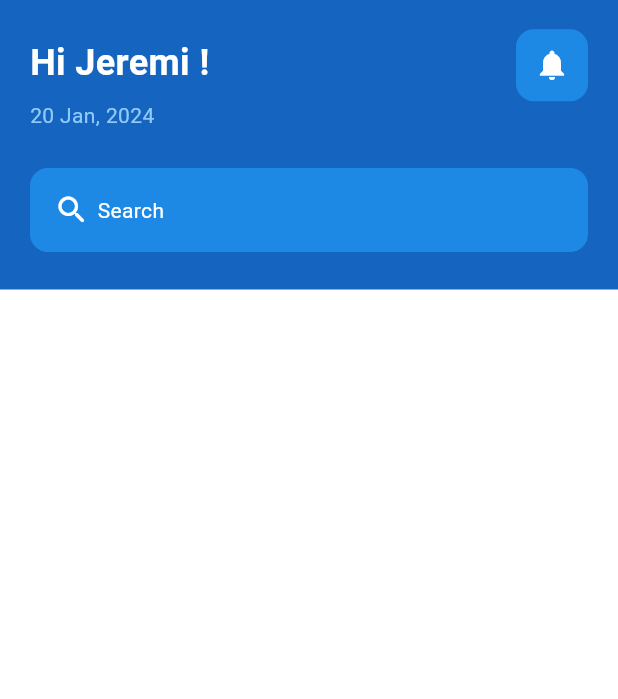
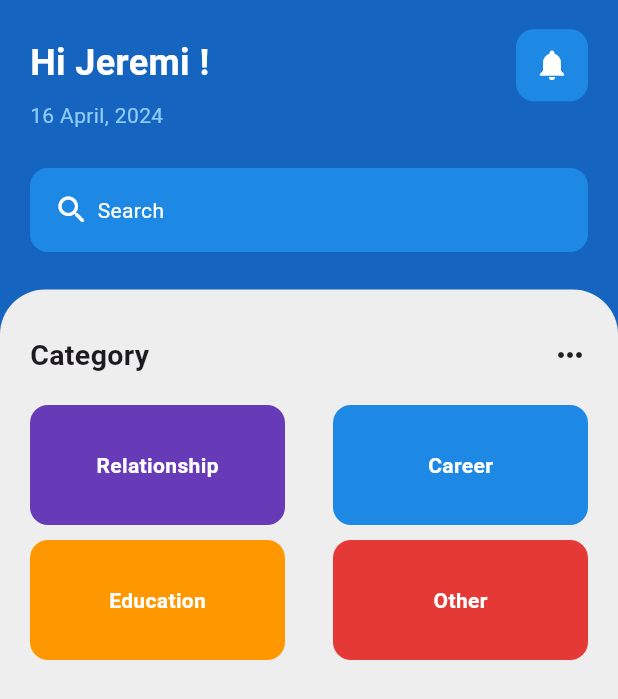
Before and after one commit to Jeremi-Koloma/mentalhealthapp, a Flutter app: the screen it shows after launch, on a phone screen of 412 x 824 dp. Shown: the top 699 px of the screen. Run offline on Flutter 3.47's test engine with Material 3 defaults, Android fonts, the phone set to English and light mode, and no system bars.

Commit message:
Category card oaky

```diff
--- a/lib/pages/dashbord/dashbord_page.dart
+++ b/lib/pages/dashbord/dashbord_page.dart
@@ -1,4 +1,6 @@
 import 'package:flutter/material.dart';
+import 'package:flutter/widgets.dart';
+import 'package:mentalhealthapp/utils/category_dashb.dart';
 
 class DashbordPage extends StatelessWidget {
   const DashbordPage({super.key});
@@ -14,6 +16,7 @@ class DashbordPage extends StatelessWidget {
               padding: const EdgeInsets.symmetric(horizontal: 20.0),
               child: Column(
                 children: [
+                  // GREATING
                   Row(
                     mainAxisAlignment: MainAxisAlignment.spaceBetween,
                     children: [
@@ -32,7 +35,7 @@ class DashbordPage extends StatelessWidget {
                           ),
                           const SizedBox(height: 8.0),
                           Text(
-                            '20 Jan, 2024',
+                            '16 April, 2024',
                             style: TextStyle(
                               color: Colors.blue[200],
                             ),
@@ -83,8 +86,64 @@ class DashbordPage extends StatelessWidget {
             const SizedBox(height: 25.0),
             Expanded(
               child: Container(
-                decoration: const BoxDecoration(
-                  color: Colors.white,
+                decoration: BoxDecoration(
+                  color: Colors.grey[200],
+                  borderRadius: const BorderRadius.only(
+                    topLeft: Radius.circular(30.0),
+                    topRight: Radius.circular(30.0),
+                  ),
+                ),
+                child: Padding(
+                  padding: const EdgeInsets.all(20.0),
+                  child: Column(
+                    children: [
+                      const SizedBox(height: 10.0),
+                      // CATEGORY TEXT
+                      const Row(
+                        mainAxisAlignment: MainAxisAlignment.spaceBetween,
+                        children: [
+                          Text(
+                            'Category',
+                            style: TextStyle(
+                                fontSize: 19.0, fontWeight: FontWeight.bold),
+                          ),
+                          Icon(Icons.more_horiz),
+                        ],
+                      ),
+                      // CATEGORY CARD
+                      const SizedBox(height: 20.0),
+                      Row(
+                        mainAxisAlignment: MainAxisAlignment.spaceBetween,
+                        children: [
+                          const CategoryDashb(
+                            color: Colors.deepPurple,
+                            categoryTitle: 'Relationship',
+                          ),
+                          const SizedBox(width: 10),
+                          CategoryDashb(
+                            color: Colors.blue[600],
+                            categoryTitle: 'Career',
+                          ),
+                        ],
+                      ),
+                      const SizedBox(height: 10.0),
+                      Row(
+                        mainAxisAlignment: MainAxisAlignment.spaceBetween,
+                        children: [
+                          const CategoryDashb(
+                            color: Colors.orange,
+                            categoryTitle: 'Education',
+                          ),
+                          const SizedBox(width: 10),
+                          CategoryDashb(
+                            color: Colors.red[600],
+                            categoryTitle: 'Other',
+                          ),
+                        ],
+                      ),
+
+                    ],
+                  ),
                 ),
               ),
             ),
--- /dev/null
+++ b/lib/utils/category_dashb.dart
@@ -0,0 +1,30 @@
+import 'package:flutter/material.dart';
+
+class CategoryDashb extends StatelessWidget {
+  // Variable pour les catégories
+  final color;
+  final String categoryTitle;
+  const CategoryDashb(
+      {super.key, required this.color, required this.categoryTitle});
+
+  @override
+  Widget build(BuildContext context) {
+    return Container(
+      width: 170.0,
+      height: 80.0,
+      decoration: BoxDecoration(
+        color: color,
+        borderRadius: BorderRadius.circular(12.0),
+      ),
+      child: Center(
+        child: Text(
+          categoryTitle,
+          style: const TextStyle(
+            fontWeight: FontWeight.bold,
+            color: Colors.white,
+          ),
+        ),
+      ),
+    );
+  }
+}
```
